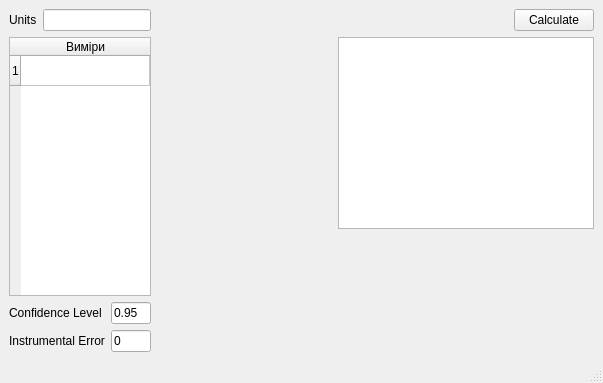
Old version of the form ui/mainwindow.ui in the repository oles1999/Error_calculator.
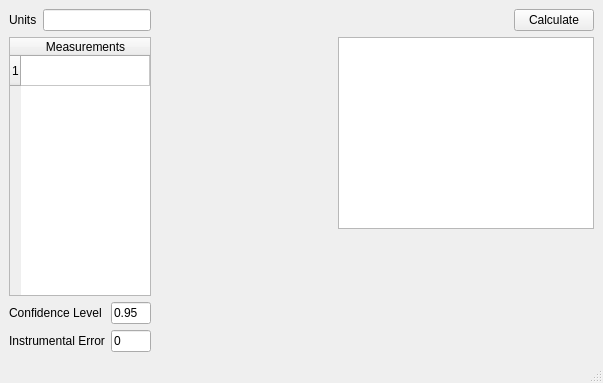
New version of the form. Custom widgets are drawn as their Qt base class.

Commit message: Correct measurements in ui file

```diff
--- a/ui/mainwindow.ui
+++ b/ui/mainwindow.ui
@@ -61,7 +61,7 @@
         <row/>
         <column>
          <property name="text">
-          <string>Виміри</string>
+          <string>Measurements</string>
          </property>
         </column>
        </widget>
```
